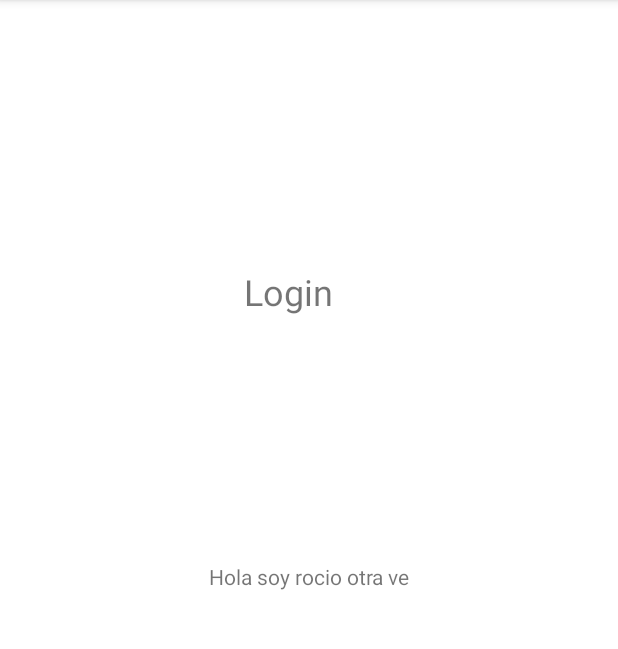
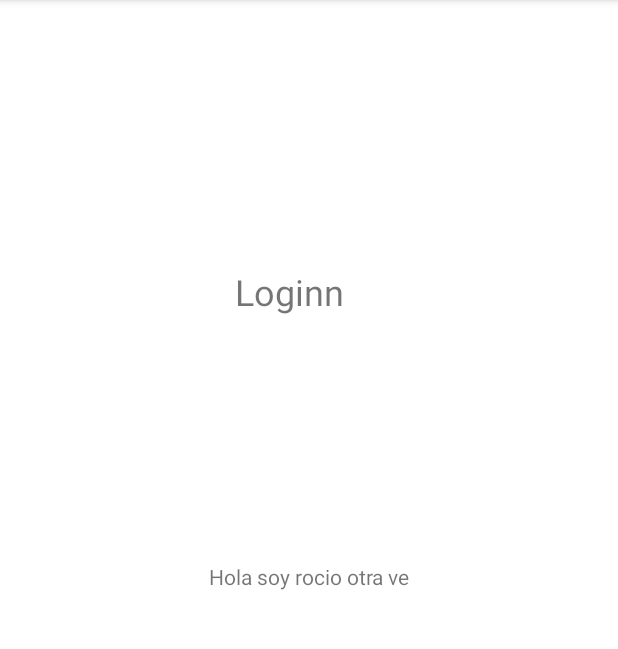
Before and after one commit to keatnis/ConsultorioDental, an Android app: the screen it shows after launch (MainActivity), on a phone screen of 412 x 824 dp, the part 84-733 px from its top. Run offline under Robolectric (Android 15) with nearby library versions, the light colour scheme and no system bars.

Commit message:
ya hice mis cambios jsjsjssjjj

```diff
--- a/app/src/main/res/layout/activity_main.xml
+++ b/app/src/main/res/layout/activity_main.xml
@@ -19,7 +19,7 @@
         android:id="@+id/textView"
         android:layout_width="wrap_content"
         android:layout_height="wrap_content"
-        android:text="Login"
+        android:text="Loginn"
         android:textSize="24sp"
         app:layout_constraintBottom_toBottomOf="parent"
         app:layout_constraintEnd_toEndOf="parent"
```
